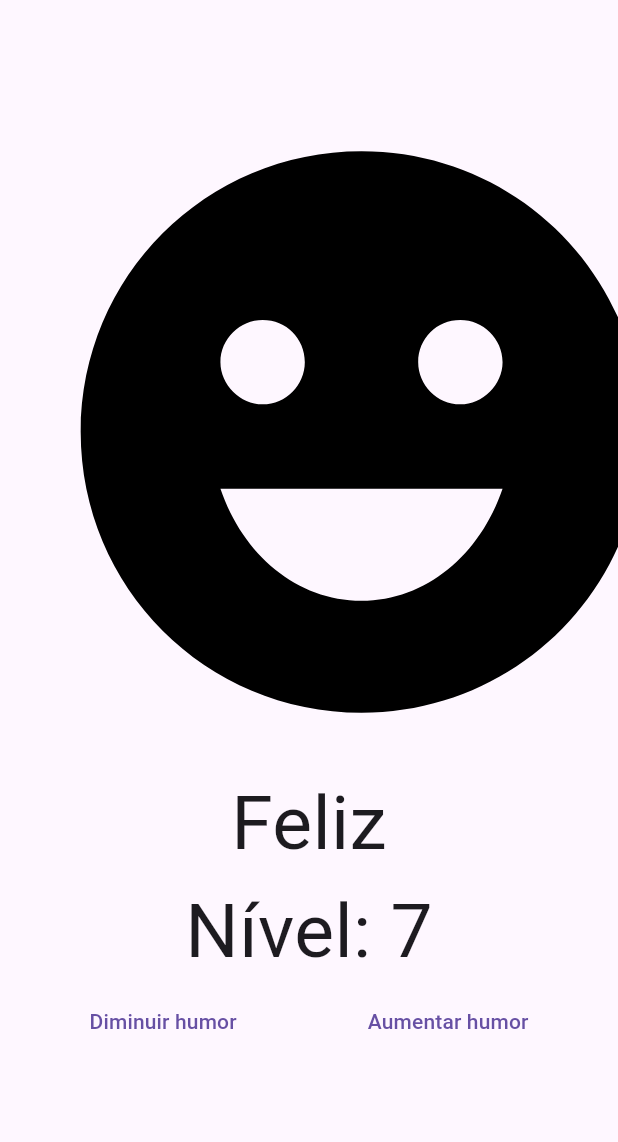
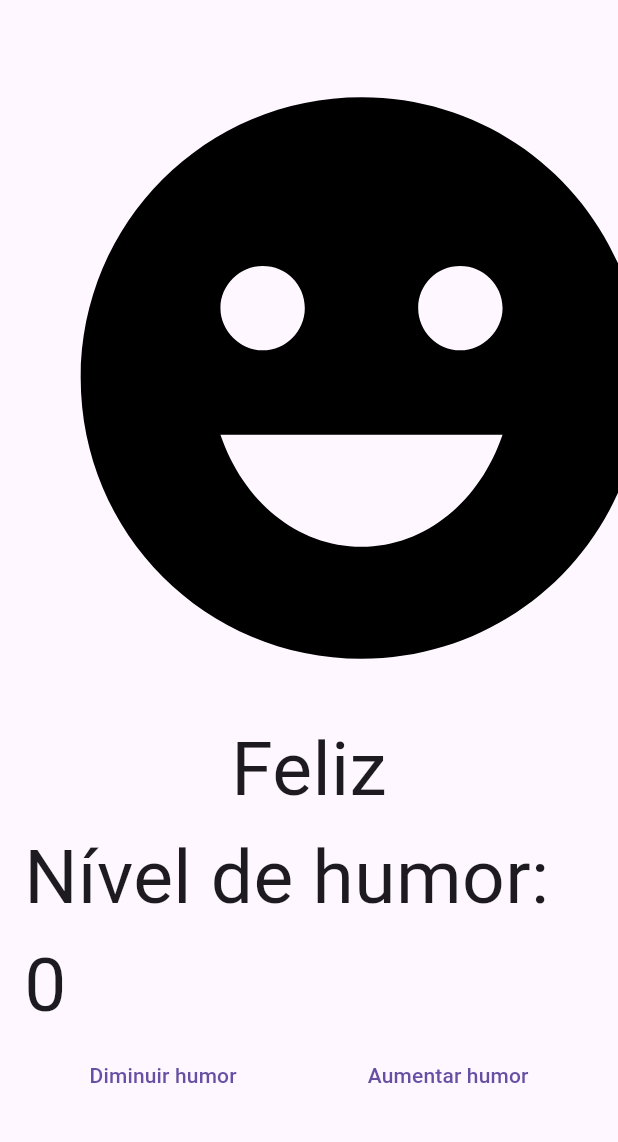
Before and after one commit to MichelecFernandes/flutter, a Flutter app: the screen it shows after launch, after a tap on "Diminuir humor", on a phone screen of 412 x 824 dp, the part 84-1226 px from its top. Run offline on Flutter 3.47's test engine with Material 3 defaults, Android fonts, the phone set to English and light mode, and no system bars.

Commit message:
feat: adicionando a chamada de funcoes e printando no terminal o valor do nivel do humor

```diff
--- a/flutter_application_2/medidor_humor/lib/views/humor_view.dart
+++ b/flutter_application_2/medidor_humor/lib/views/humor_view.dart
@@ -1,4 +1,5 @@
 import 'package:flutter/material.dart';
+import 'package:medidor_humor/controllers/humor_controller.dart';
 
 class HumorView extends StatefulWidget {
   const HumorView({super.key});
@@ -8,6 +9,9 @@ class HumorView extends StatefulWidget {
 }
 
 class _HumorViewState extends State<HumorView> {
+
+  final HumorController _humorController = HumorController();
+
   @override
   Widget build(BuildContext context) {
     /*Scaffold-> formato de tela que ajuda a encaixar os widgets de formna mais organizada na tela*/
@@ -29,18 +33,22 @@ class _HumorViewState extends State<HumorView> {
                 color: const Color.fromARGB(255, 0, 0, 0),
               ),
               Text('Feliz', style: TextStyle(fontSize: 50)),
-              Text('Nível: 7', style: TextStyle(fontSize: 50)),
+              Text('Nível de humor: ${_humorController.nivel}', style: TextStyle(fontSize: 50)),
               Row(
                 mainAxisAlignment: MainAxisAlignment.spaceAround,
                 children: [
                   TextButton(
                     onPressed: () {
-                      print("Dimunuir");
+                      _humorController.diminuir();
+                      print(_humorController.nivel);
+                      print("Diminuir");
                     },
                     child: Text('Diminuir humor'),
                   ),
                   TextButton(
                     onPressed: () {
+                      _humorController.aumentar();
+                      print(_humorController.nivel);
                       print("Aumentar");
                     },
                     child: Text('Aumentar humor'),
```
